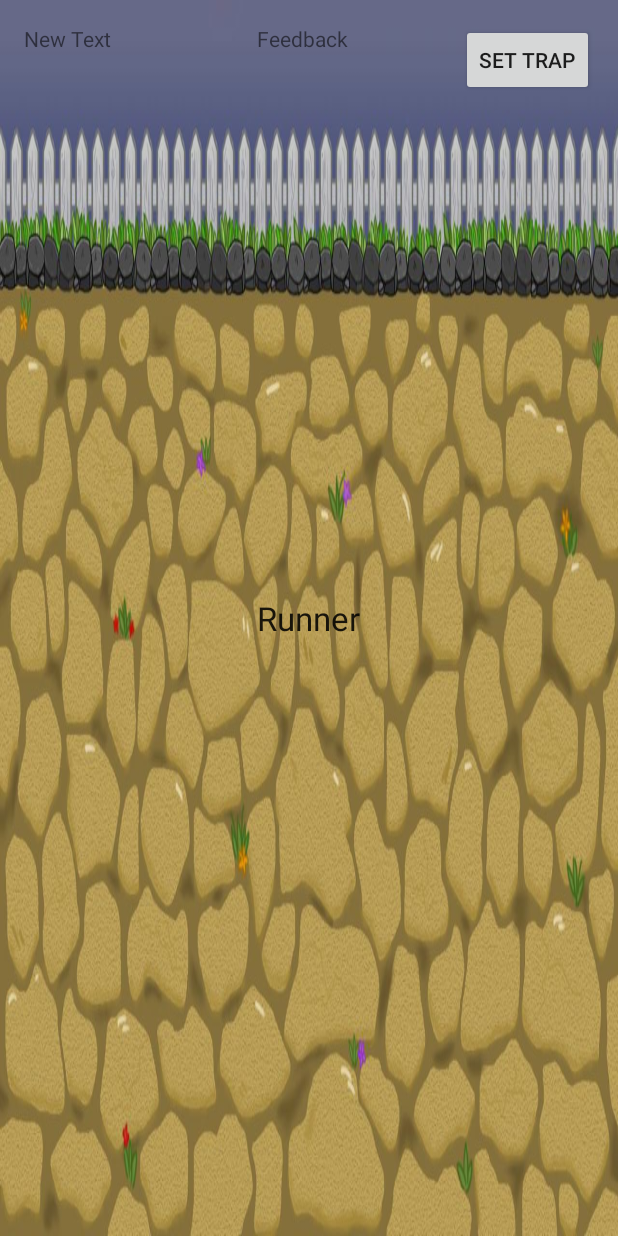
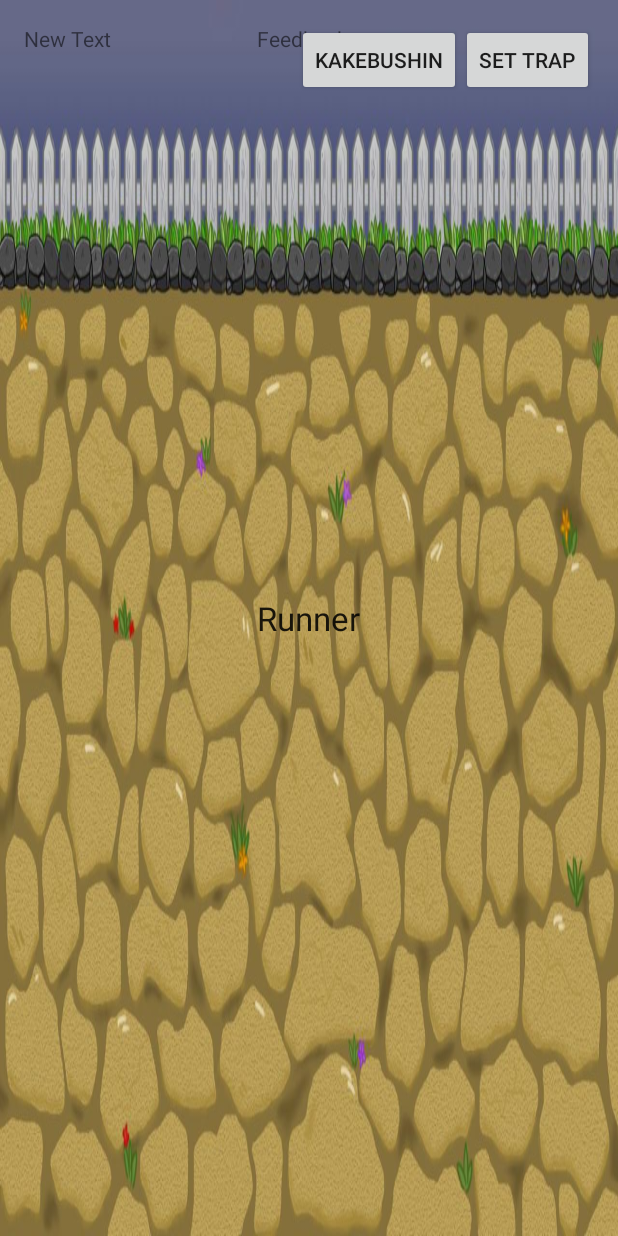
Before and after one commit to ruffy0002/AnthenaAndroid, an Android app: the layout activity_runner_ui.xml on its own in the app's theme, with its tools: preview values and no code run, on a phone screen of 412 x 824 dp. Run offline under Robolectric (Android 15) with nearby library versions, the phone set to English and light mode, and no system bars.

Commit message:
Added Kakebushin button

```diff
--- a/app/src/main/java/com/main/anthenaandroid/GameLoop.java
+++ b/app/src/main/java/com/main/anthenaandroid/GameLoop.java
@@ -82,7 +82,7 @@ public class GameLoop extends Thread{
                     TextView tv = (TextView) parentActivity.findViewById(R.id.StompsRemaining);
                     tv.setText("Stomps Remaining: " + sp.stompsLeft);
                     TextView tv2 = (TextView) parentActivity.findViewById(R.id.stomperFeedback);
-                    tv.setText("Packets Sent: " + rf.getPacketsSent());
+                    tv2.setText("Packets Sent: " + rf.getPacketsSent());
                 }
             });
         } else{
@@ -92,7 +92,7 @@ public class GameLoop extends Thread{
                     TextView tv = (TextView) parentActivity.findViewById(R.id.joystickcoords);
                     tv.setText("Stomps Remaining: " + rp.changeDirStart);
                     TextView tv2 = (TextView) parentActivity.findViewById(R.id.runnerFeedback);
-                    tv.setText("Packets Sent: "+ rf.getPacketsSent());
+                    tv2.setText("Packets Sent: "+ rf.getPacketsSent());
                 }
             });
         }
--- a/app/src/main/java/com/main/anthenaandroid/GamePacket.java
+++ b/app/src/main/java/com/main/anthenaandroid/GamePacket.java
@@ -39,6 +39,7 @@ public class GamePacket implements Serializable {
     public static int TYPE_SKILL = 8;
 
     public static int SKILL_SETTRAP = 1;
+    public static int SKILL_KAKEBUSHIN = 2;
 
     public int getSkill () {
         return (int) x;
--- a/app/src/main/res/layout/activity_runner_ui.xml
+++ b/app/src/main/res/layout/activity_runner_ui.xml
@@ -54,4 +54,13 @@
         android:layout_alignParentRight="true"
         android:layout_alignParentEnd="true" />
 
+    <Button
+        android:layout_width="wrap_content"
+        android:layout_height="wrap_content"
+        android:text="Kakebushin"
+        android:id="@+id/skillBtn2"
+        android:layout_alignParentTop="true"
+        android:layout_toLeftOf="@+id/skillBtn"
+        android:layout_toStartOf="@+id/skillBtn" />
+
 </RelativeLayout>
```
Also changed, not shown: app/src/main/java/com/main/anthenaandroid/runnerUI.java (+9 -0 lines).
